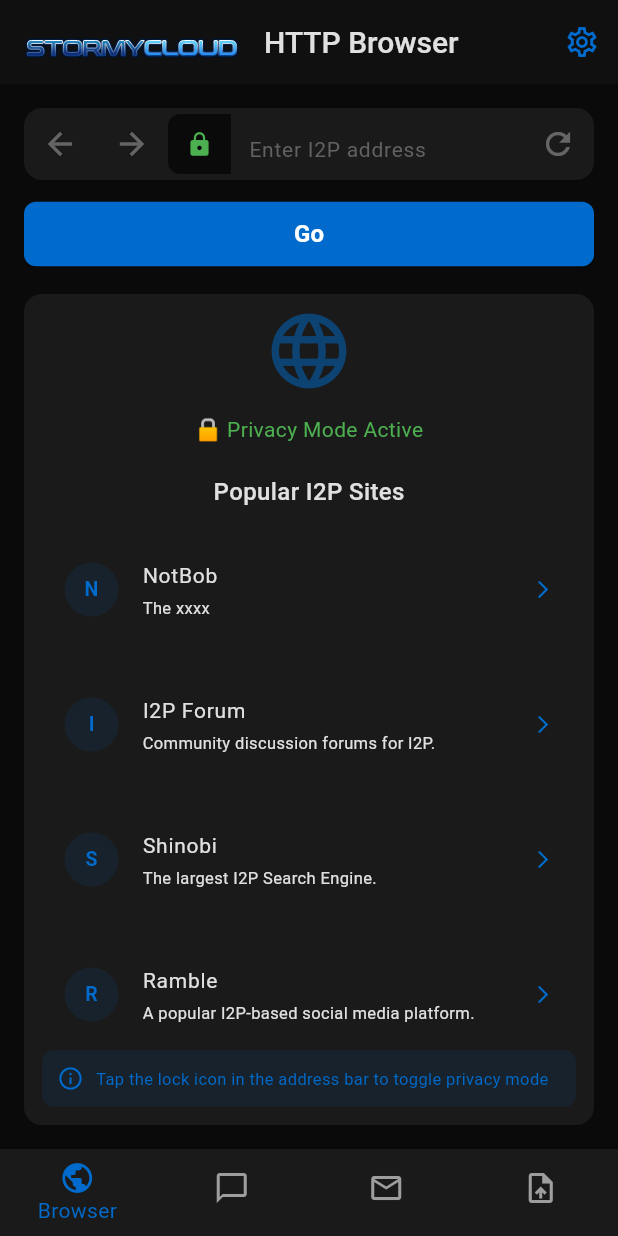
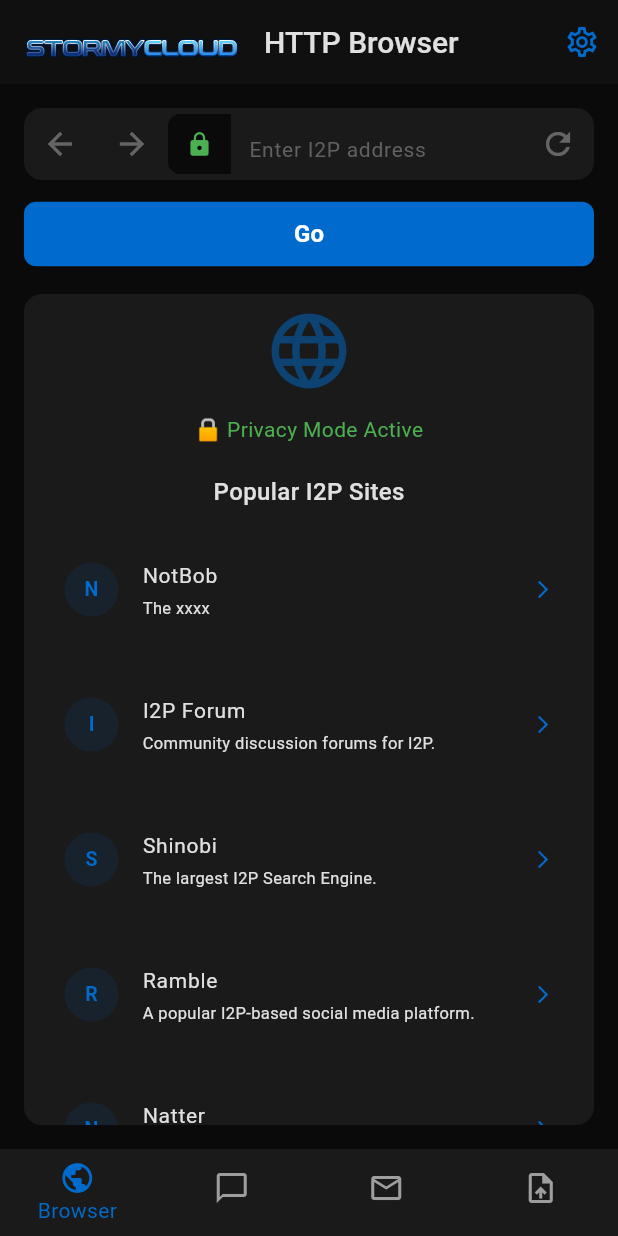
Before and after one commit to WaxySteelWorm/I2PBridge, a Flutter app: the screen it shows after launch, on a phone screen of 412 x 824 dp. Run offline on Flutter 3.47's test engine with Material 3 defaults, Android fonts, the light colour scheme and no system bars; our stand-ins replace cached_network_image, file_picker, flutter_html, flutter_markdown, flutter_svg, flutter_widget_from_html and 1 more; missing offline and left inert: pointycastle; statements that could not run were skipped.

Commit message:
implemented webview...more to do

```diff
--- a/lib/pages/browser_page.dart
+++ b/lib/pages/browser_page.dart
@@ -1,5 +1,5 @@
 // lib/pages/browser_page.dart
-// Clean browser without debug logs
+// Fixed browser with no duplicate loading indicators and proper layout
 
 import 'dart:convert';
 import 'dart:io';
@@ -161,13 +161,15 @@
 
     setState(() {
       _isLoading = true;
-      _pageContent = 'Loading $cleanUrl...';
       _contentType = 'text/html';
       _urlController.text = cleanUrl;
     });
 
     if (!forceRefresh && _cache.containsKey(cleanUrl)) {
-      setState(() { _pageContent = _cache[cleanUrl]!; _isLoading = false; });
+      setState(() {
+        _pageContent = _cache[cleanUrl]!;
+        _isLoading = false;
+      });
       if (!fromHistory) {
         if (_history.isEmpty) _historyIndex = -1;
         if (_historyIndex < _history.length - 1) _history.removeRange(_historyIndex + 1, _history.length);
@@ -244,7 +246,10 @@
             final jsonResponse = jsonDecode(response.body);
             final newContent = jsonResponse['content'] ?? response.body;
             final newContentType = jsonResponse['headers']?['content-type'] ?? 'text/html';
-            setState(() { _pageContent = newContent; _contentType = newContentType; });
+            setState(() {
+              _pageContent = newContent;
+              _contentType = newContentType;
+            });
             if (newContentType.startsWith('text/html')) {
               _cache[cleanUrl] = newContent;
             }
@@ -369,21 +374,28 @@
               margin: EdgeInsets.zero,
               child: ClipRRect(
                 borderRadius: BorderRadius.circular(12),
-                child: _pageContent == null
-                  ? _buildPopularSitesList()
-                  : _isLoading
-                    ? Center(
-                        child: Column(
-                          mainAxisAlignment: MainAxisAlignment.center,
-                          children: [
-                            const CircularProgressIndicator(),
-                            const SizedBox(height: 16),
-                            Text(_pageContent!, style: const TextStyle(fontSize: 14)),
+                child: _buildPageContent(svgColor, currentUrl),
+              ),
+            ),
+          ),
         ],
       ),
-                      )
-                    : _contentType.startsWith('image/')
-                        ? Center(
+    );
+  }
+
+  Widget _buildPageContent(Color svgColor, String currentUrl) {
+    if (_pageContent == null) {
+      return _buildPopularSitesList();
+    }
+
+    if (_isLoading) {
+      return const Center(
+        child: CircularProgressIndicator(),
+      );
+    }
+
+    if (_contentType.startsWith('image/')) {
+      return Center(
         child: CachedNetworkImage(
           imageUrl: _encryptionEnabled
             ? 'https://bridge.stormycloud.org/api/v1/browse'
@@ -399,10 +411,12 @@
           placeholder: (context, url) => const CircularProgressIndicator(),
           errorWidget: (context, url, error) => const Text('[Image failed to load]'),
         )
-                          )
-                        : HtmlWidget(
+      );
+    }
+
+    return SingleChildScrollView(
+      child: HtmlWidget(
         _pageContent!,
-                            renderMode: RenderMode.listView,
         customWidgetBuilder: (element) {
           if (element.localName == 'img') {
             final src = element.attributes['src'];
@@ -444,16 +458,12 @@
         },
         textStyle: const TextStyle(color: Colors.white),
       ),
-              ),
-            ),
-          ),
-        ],
-      ),
     );
   }
 
   Widget _buildPopularSitesList() {
-    return Column(
+    return SingleChildScrollView(
+      child: Column(
         children: [
           const SizedBox(height: 8),
           Icon(Icons.language, size: 60, color: Theme.of(context).colorScheme.primary.withOpacity(0.5)),
@@ -468,8 +478,9 @@
             child: Text('Popular I2P Sites', style: TextStyle(fontSize: 16, fontWeight: FontWeight.w500)),
           ),
           const SizedBox(height: 12),
-        Expanded(
-          child: ListView.builder(
+          ListView.builder(
+            shrinkWrap: true,
+            physics: const NeverScrollableScrollPhysics(),
             padding: const EdgeInsets.symmetric(horizontal: 16),
             itemCount: popularSites.length,
             itemBuilder: (context, index) {
@@ -498,7 +509,6 @@
               );
             },
           ),
-        ),
           Container(
             margin: const EdgeInsets.all(12),
             padding: const EdgeInsets.all(10),
@@ -520,6 +530,7 @@
             ),
           ),
         ],
+      ),
     );
   }
 }
```
Lines whose indentation alone changed are shown as unchanged.
